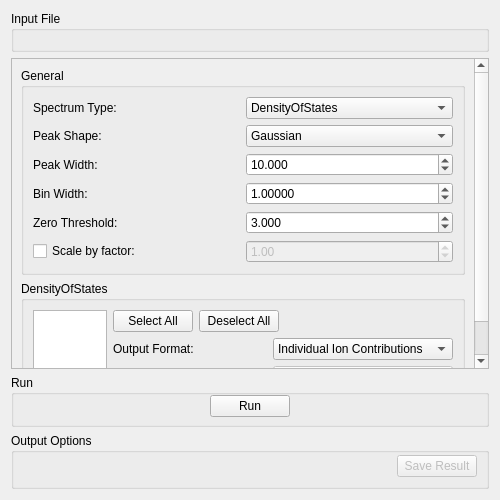
Above: qt/scientific_interfaces/Indirect/DensityOfStates.ui from mantidproject/mantid before the change. Below: the same form after it.
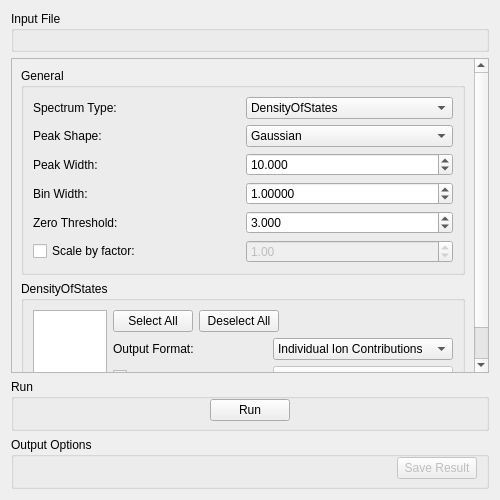
That is the form after the change. Custom widgets are drawn as their Qt base class.

Commit message: Remove minimum and max size restrictions for simulations ui widgets

What changed in the file:
```diff
--- a/qt/scientific_interfaces/Indirect/DensityOfStates.ui
+++ b/qt/scientific_interfaces/Indirect/DensityOfStates.ui
@@ -58,7 +58,7 @@
         <x>0</x>
         <y>0</y>
         <width>480</width>
-        <height>328</height>
+        <height>329</height>
        </rect>
       </property>
       <layout class="QVBoxLayout" name="verticalLayout_3">
@@ -576,12 +576,6 @@
        <verstretch>0</verstretch>
       </sizepolicy>
      </property>
-     <property name="minimumSize">
-      <size>
-       <width>0</width>
-       <height>56</height>
-      </size>
-     </property>
      <property name="title">
       <string>Output Options</string>
      </property>
@@ -624,17 +618,18 @@
   </layout>
  </widget>
  <customwidgets>
-  <customwidget>
-   <class>MantidQt::API::FileFinderWidget</class>
-   <extends>QWidget</extends>
-   <header>MantidQtWidgets/Common/FileFinderWidget.h</header>
-  </customwidget>
   <customwidget>
    <class>MantidQt::CustomInterfaces::IndirectPlotOptionsView</class>
    <extends>QWidget</extends>
    <header>IndirectPlotOptionsView.h</header>
    <container>1</container>
   </customwidget>
+  <customwidget>
+   <class>MantidQt::API::FileFinderWidget</class>
+   <extends>QWidget</extends>
+   <header>MantidQtWidgets/Common/FileFinderWidget.h</header>
+   <container>1</container>
+  </customwidget>
  </customwidgets>
  <tabstops>
   <tabstop>mwInputFile</tabstop>
```
The commit also changes 2 other files.
